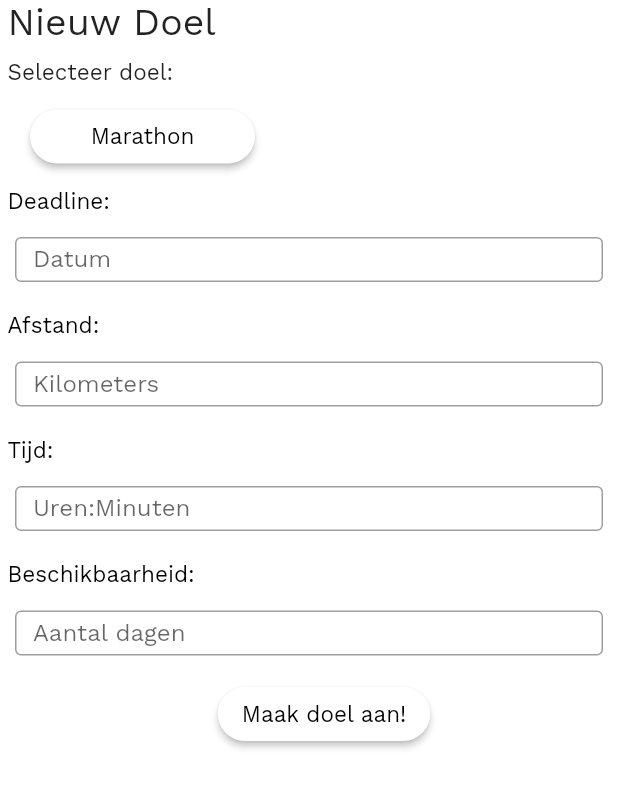
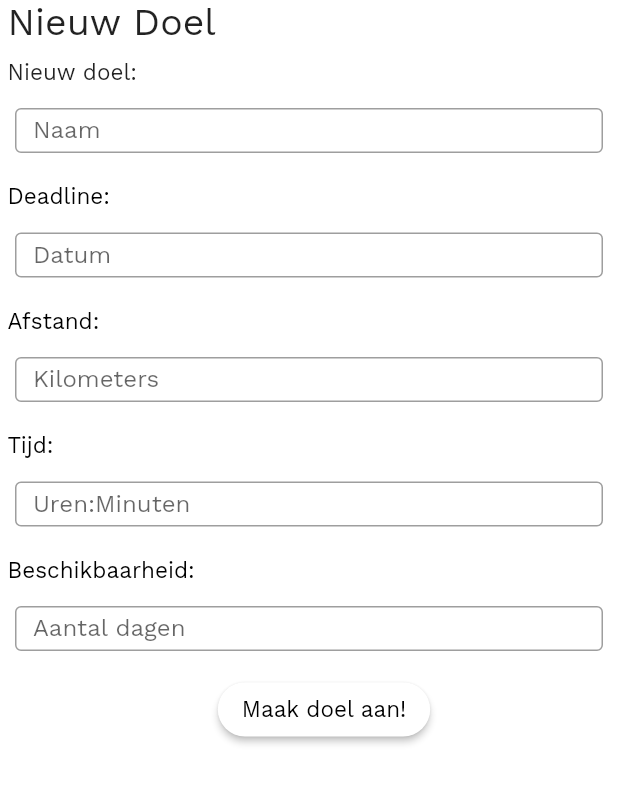
Before and after one commit to Panda-Incorporated/Panda.Mobile, a Flutter app: the NewGoal screen opened directly, after a tap on "Maak doel aan!", on a phone screen of 412 x 824 dp. Shown: the top 788 px of the screen. Run offline on Flutter 3.47's test engine with Material 2 defaults, Android fonts, the phone set to English and light mode, and no system bars; our stand-ins replace fl_chart, percent_indicator, sqflite; missing offline and left inert: flutter_inappwebview, glyphicon; accounts and stored records are empty.

Commit message:
Passing data to Goal.dart

```diff
--- a/lib/Pages/NewGoal.dart
+++ b/lib/Pages/NewGoal.dart
@@ -1,11 +1,17 @@
 // ! Sniellsie zijn tering goede code, holy shit deze man kan flutteren.
+// * TODO Niels, max string length, error checks, datum aanklikken tabel, overbodige code.
 import 'package:flutter/cupertino.dart';
 import 'package:flutter/material.dart';
+import 'package:flutter/services.dart';
 import 'package:flutter/widgets.dart';
 import 'package:panda/Models/Goal.dart';
+import 'package:panda/Providers/DBProvider.dart';
+import 'package:panda/widgets/Logo.dart';
 import 'package:panda/Pages/NewGoalInput.dart';
-import 'package:panda/Providers/DBProvider.dart';
-
+import 'package:panda/Pages/GoalSelectionPage.dart';
+import 'package:panda/Pages/Home.dart';
+import 'package:panda/main.dart';
+import 'package:panda/widgets/GoalSummary.dart';
 import 'NewGoalInput.dart';
 
 class NewGoal extends StatefulWidget {
@@ -14,24 +20,13 @@ class NewGoal extends StatefulWidget {
 }
 
 class _NewGoalState extends State<NewGoal> {
-  var _goal = new TextEditingController();
-  final _distance = TextEditingController();
+  var _goalName = new TextEditingController();
+  var _distance = new TextEditingController();
   var _deadline = new TextEditingController();
   var _date = new TextEditingController();
   var _availability = new TextEditingController();
 
-  getItemAndNavigate(BuildContext context) {
-    Navigator.push(
-        context,
-        MaterialPageRoute(
-            builder: (context) => SecondScreen(
-                nameHolder: _distance.text,
-                classHolder: _deadline.text,
-                numberHolder: _date.text)));
-  }
-
-  bool _hasBeenPressed1 = false;
-  bool _hasBeenPressed2 = false;
+  Goal a;
 
   double _titelFontSize = 25;
   double _textFontSize = 15;
@@ -39,16 +34,15 @@ class _NewGoalState extends State<NewGoal> {
 
   @override
   Widget build(BuildContext context) {
-    Goal a;
     return Scaffold(
-        body: Column(
+      body: SafeArea(
+          child: ListView(
         children: [
-        // * Het logo
-        // Padding(
-        //   padding: const EdgeInsets.all(8.0),
-        //   child: Logo(),
-        // ),
-        // * Nieuw doel text
+          Expanded(
+            child: Column(
+              children: [
+                Column(
+                  children: [
                     Container(
                         margin: EdgeInsets.only(left: 5, bottom: 10.0),
                         alignment: Alignment.centerLeft,
@@ -64,51 +58,24 @@ class _NewGoalState extends State<NewGoal> {
                       margin: EdgeInsets.only(left: 5, bottom: 5),
                       alignment: Alignment.centerLeft,
                       child: Text(
-                'Selecteer doel:',
+                        'Nieuw doel: ',
                         style: TextStyle(
                           fontSize: _textFontSize,
                           fontWeight: FontWeight.w400,
                         ),
                       ),
                     ),
-
-            // * Type doel buttons
-            Row(
-              children: [
                     Container(
-                  alignment: Alignment.centerLeft,
-                  margin: EdgeInsets.only(left: 20, top: 5),
-                  child: ButtonTheme(
-                    minWidth: 150.0,
-                    child: RaisedButton(
-                      child: Text(
-                        "Marathon",
-                        style: TextStyle(
-                          fontSize: _textFontSize,
-                          fontWeight: FontWeight.w400,
-                        ),
-                      ),
-                      textColor: Colors.black,
-                      color: _hasBeenPressed2 ? Colors.blue : Colors.white,
-                      shape: RoundedRectangleBorder(
-                        borderRadius: BorderRadius.circular(20),
-                      ),
-                      onPressed: () => {
-                        setState(() {
-                          if (_hasBeenPressed1 == true) {
-                            _hasBeenPressed1 = false;
-                          }
-                          _hasBeenPressed2 = !_hasBeenPressed2;
-                        })
-                      },
+                      height: _inputBoxHeight,
+                      padding: EdgeInsets.all(10),
+                      child: TextField(
+                        controller: _goalName,
+                        decoration: InputDecoration(
+                          border: OutlineInputBorder(),
+                          labelText: 'Naam',
                         ),
                       ),
                     ),
-              ],
-            ),
-            // * textinput boxes
-            Column(
-              children: [
                     Container(
                         margin: EdgeInsets.only(left: 5, bottom: 5, top: 10),
                         alignment: Alignment.centerLeft,
@@ -146,6 +113,9 @@ class _NewGoalState extends State<NewGoal> {
                       child: TextField(
                         controller: _distance,
                         keyboardType: TextInputType.number,
+                        inputFormatters: [
+                          FilteringTextInputFormatter.digitsOnly
+                        ],
                         decoration: InputDecoration(
                           border: OutlineInputBorder(),
                           labelText: 'Kilometers',
@@ -216,12 +186,13 @@ class _NewGoalState extends State<NewGoal> {
                           ),
                           onPressed: () => {
                             a = Goal()
-                      ..title = "Niels kan welloe iets"
+                              ..title = _goalName.text
                               ..distance = double.parse(_distance.text)
                               ..duration = Duration(minutes: 7, seconds: 39)
                               ..beginday = DateTime(2021, DateTime.may, 11)
                               ..endday = DateTime(2021, DateTime.may, 31),
                             DBProvider.helper.insertGoal(a),
+                            print(a),
                           },
                         ),
                       ),
@@ -229,6 +200,10 @@ class _NewGoalState extends State<NewGoal> {
                   ],
                 ),
               ],
-        ));
+            ),
+          ),
+        ],
+      )),
+    );
   }
 }
```
Lines whose indentation alone changed are shown as unchanged.
